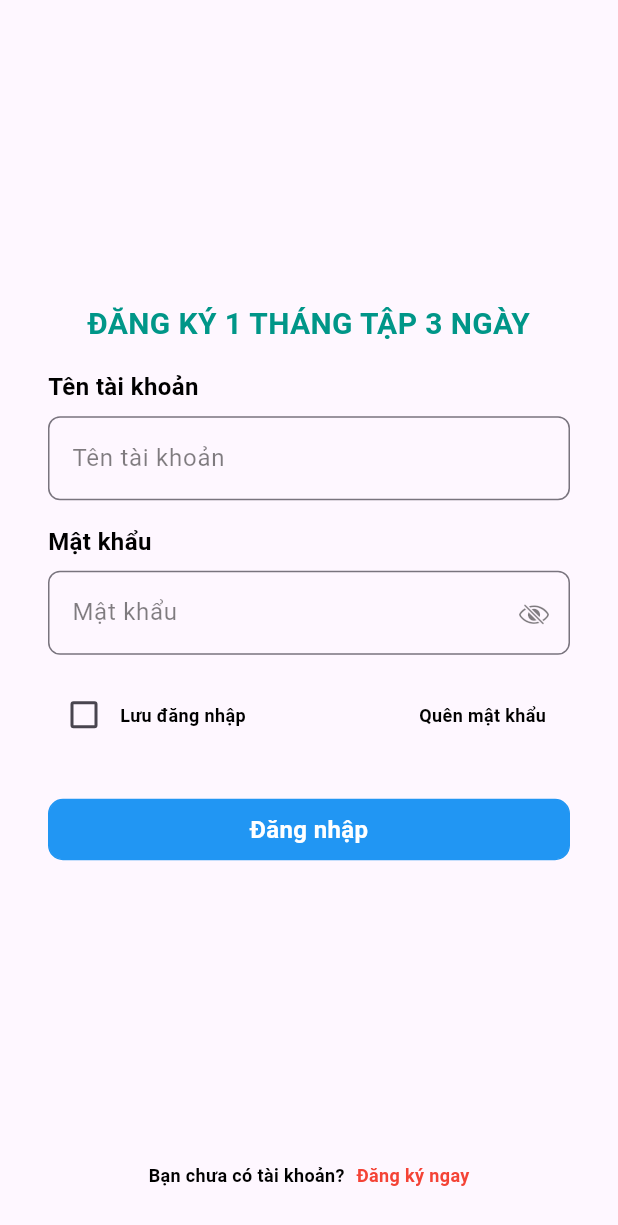
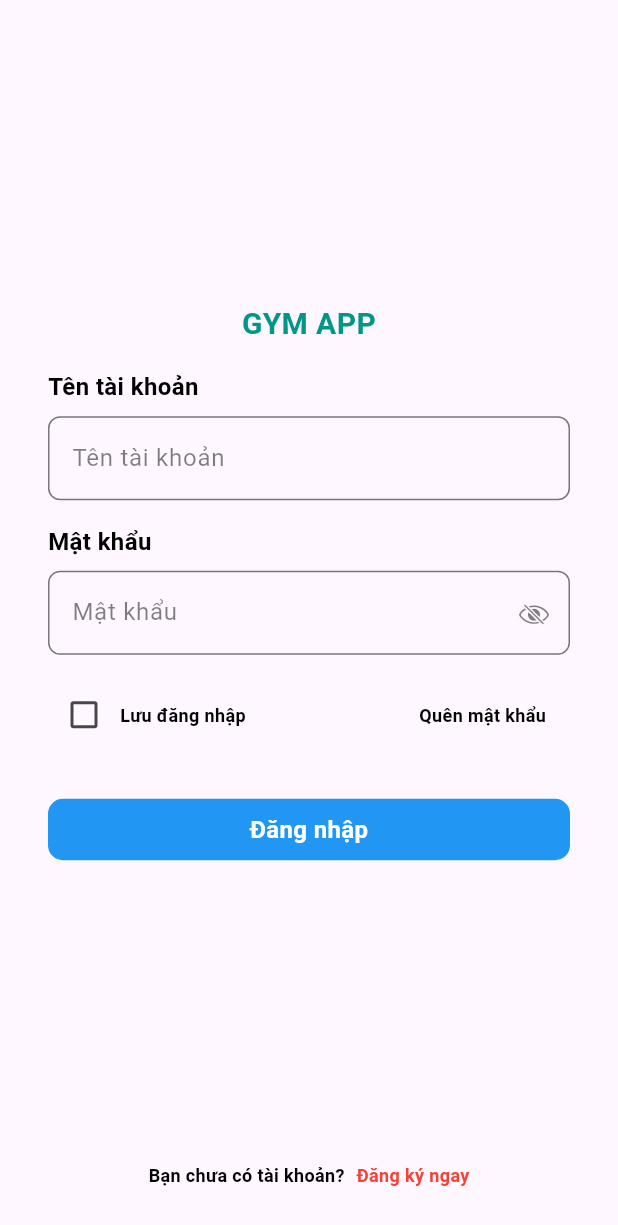
Before and after one commit to minhhieuks1801/gym_app, a Flutter app: the screen it shows after launch, on a phone screen of 412 x 824 dp. Shown: the top 1225 px of the screen. Run offline on Flutter 3.47's test engine with Material 3 defaults, Android fonts, the phone set to English and light mode, and no system bars.

Commit message:
Login-Register

```diff
--- a/lib/pages/forgot_password.dart
+++ b/lib/pages/forgot_password.dart
@@ -10,7 +10,6 @@ class ForgotPassword extends StatefulWidget {
 }
 
 class _ForgotPasswordState extends State<ForgotPassword> {
-  TextEditingController usernameController = TextEditingController();
   String username = '';
 
   @override
--- a/lib/pages/login_page.dart
+++ b/lib/pages/login_page.dart
@@ -16,6 +16,7 @@ class LoginPage extends StatefulWidget {
 
 class _LoginPageState extends State<LoginPage> {
   String username = '', password = '';
+  String? passwordError;
   bool isShowPassword = false, isCheck = false;
 
   @override
@@ -29,7 +30,7 @@ class _LoginPageState extends State<LoginPage> {
           children: [
             const Expanded(child: SizedBox()),
             const Text(
-              'ĐĂNG KÝ 1 THÁNG TẬP 3 NGÀY',
+              'GYM APP',
               textAlign: TextAlign.center,
               maxLines: 2,
               style: TextStyle(
--- a/lib/widget/input_password.dart
+++ b/lib/widget/input_password.dart
@@ -8,6 +8,7 @@ class InputPasswordWidget extends StatefulWidget {
   final bool isShowPassword;
   final String hintText;
   final String title;
+  final String? error;
 
   const InputPasswordWidget({
     super.key,
@@ -16,6 +17,7 @@ class InputPasswordWidget extends StatefulWidget {
     required this.title,
     required this.showPassword,
     this.isShowPassword = false,
+    this.error,
   });
 
   @override
@@ -80,7 +82,7 @@ class _InputPasswordWidgetState extends State<InputPasswordWidget> {
     if (!RegexInput.regex.hasMatch(value)) {
       return 'Sai định dạng mật khẩu';
     }
-    return null;
+    return widget.error;
   }
 
   _onChange(String value) {
```
Also changed, not shown: lib/pages/register_page.dart (+9 -14 lines).
